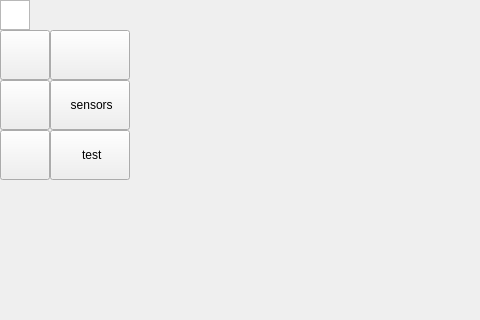
First picture: the form in qt/untitled.ui, repository Alexey-Nikolaevic-B/2042_sensor_testing, before the edit; both pictures show x 0 to 480 and y 0 to 320 of the 968 by 714 pixel window.
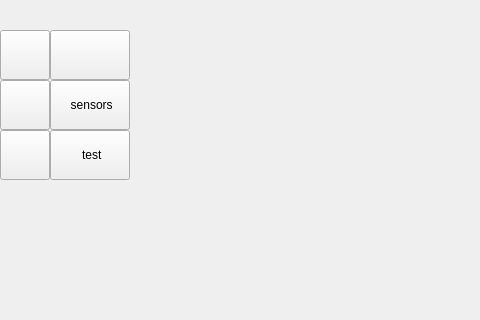
Second picture: the form after the edit.

What changed in the file:
```diff
--- a/qt/untitled.ui
+++ b/qt/untitled.ui
@@ -58,13 +58,16 @@
         <number>0</number>
        </property>
        <item>
-        <widget class="QTextEdit" name="app_icon">
-         <property name="maximumSize">
+        <widget class="QLabel" name="app_icon">
+         <property name="minimumSize">
           <size>
            <width>30</width>
            <height>30</height>
           </size>
          </property>
+         <property name="text">
+          <string/>
+         </property>
         </widget>
        </item>
        <item>
```
